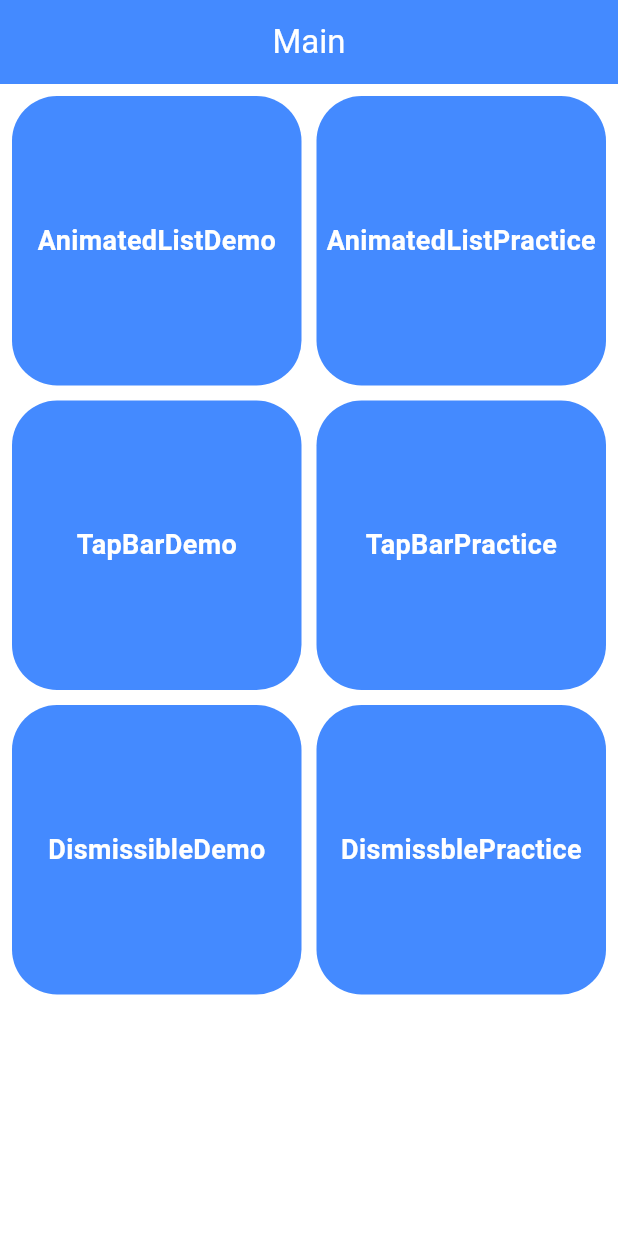
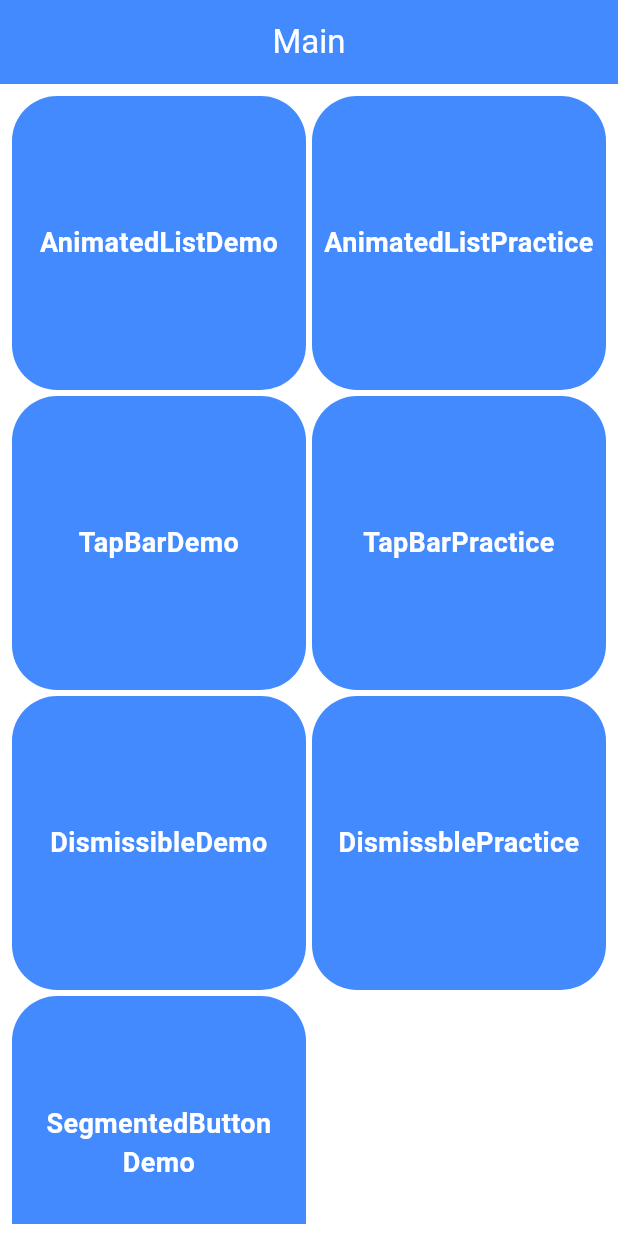
Before and after one commit to nahyunuk/flutter_organize_widget, a Flutter app: the screen it shows after launch, on a phone screen of 412 x 824 dp. Run offline on Flutter 3.47's test engine with Material 3 defaults, Android fonts, the phone set to English and light mode, and no system bars.

Commit message:
페이지 이동 추가

```diff
--- a/lib/home_page.dart
+++ b/lib/home_page.dart
@@ -3,6 +3,7 @@ import 'package:flutter_organize_widget/AnimatedList/animated_list_demo.dart';
 import 'package:flutter_organize_widget/AnimatedList/animated_list_practice.dart';
 import 'package:flutter_organize_widget/Dismissible/dismissible_demo.dart';
 import 'package:flutter_organize_widget/Dismissible/dismissible_practice.dart';
+import 'package:flutter_organize_widget/SegmentedButton/segmented_button_demo.dart';
 import 'package:flutter_organize_widget/TabBar/tab_bar_demo.dart';
 import 'package:flutter_organize_widget/TabBar/tab_bar_practice.dart';
 
@@ -38,6 +39,7 @@ class _HomePageState extends State<HomePage> {
                   color: Colors.white,
                   fontSize: 18,
                   fontWeight: FontWeight.w600),
+             textAlign: TextAlign.center,
             ),
           ),
         ),
@@ -51,6 +53,7 @@ class _HomePageState extends State<HomePage> {
       _buildListItem(context, 'TapBarPractice', TabBarPractice()),
       _buildListItem(context, 'DismissibleDemo', DismissibleDemo()),
       _buildListItem(context, 'DismissblePractice', DismissiblePractice()),
+      _buildListItem(context, 'SegmentedButton\nDemo', SegmentedButtonDemo()),
     ];
     return Scaffold(
       backgroundColor: Colors.white,
@@ -67,8 +70,8 @@ class _HomePageState extends State<HomePage> {
         child: GridView.builder(
           gridDelegate: const SliverGridDelegateWithFixedCrossAxisCount(
             crossAxisCount: 2, // 2개의 열
-            mainAxisSpacing: 10,
-            crossAxisSpacing: 10,
+            mainAxisSpacing: 4,
+            crossAxisSpacing: 4,
           ),
           itemCount: items.length,
           itemBuilder: (context, index) {
```
